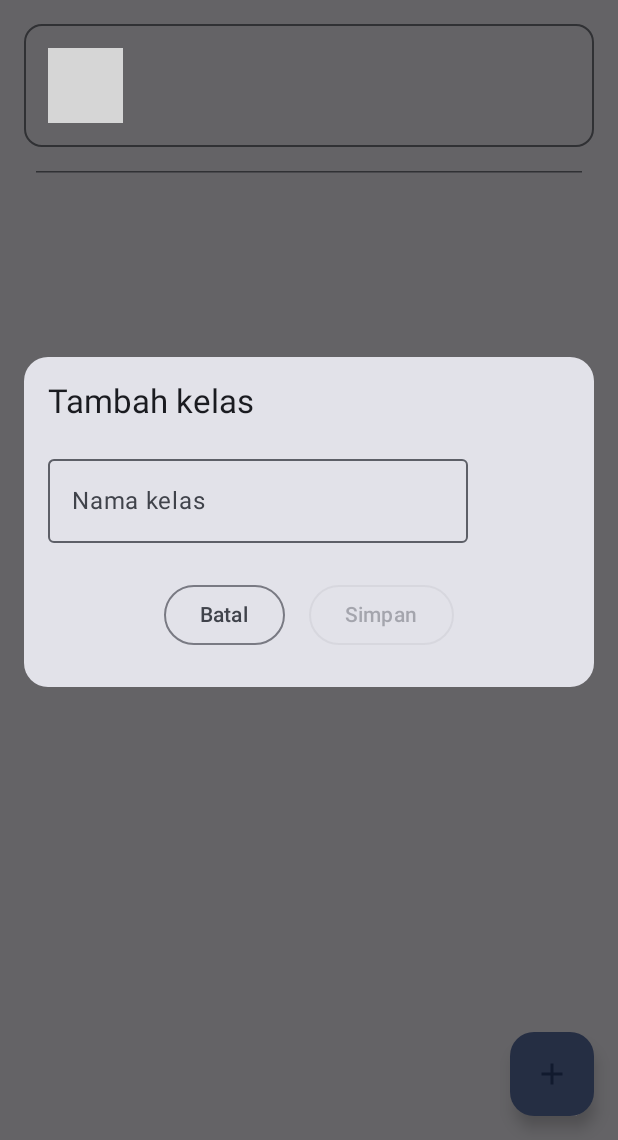
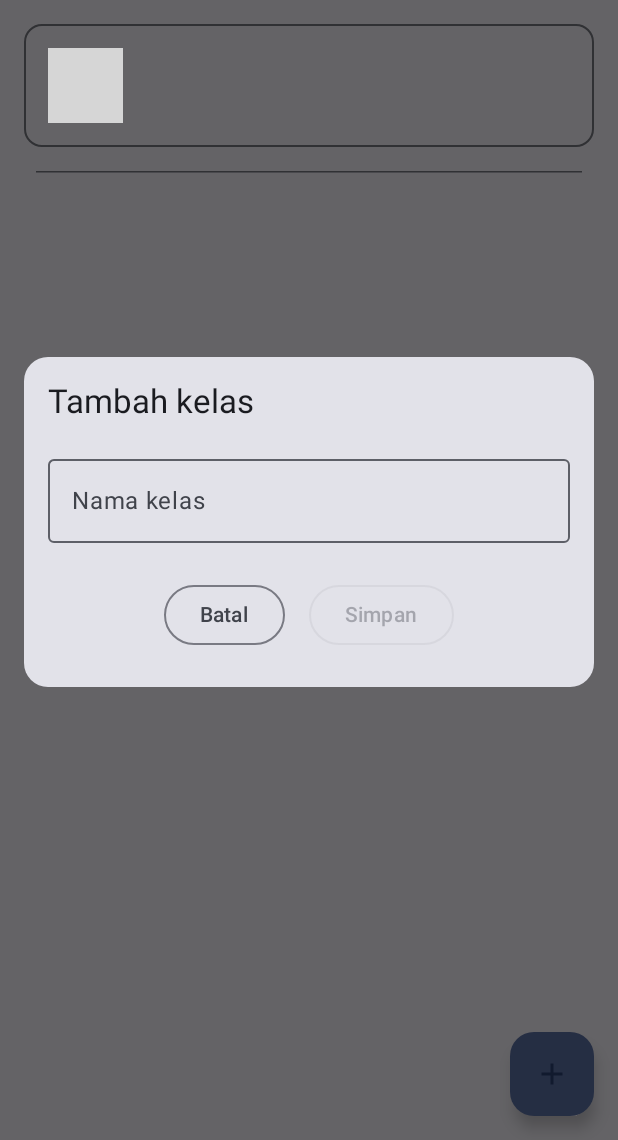
Before and after one commit to Abrrbam/mobpro2-abraham, an Android app built with Jetpack Compose: the MainScreen screen opened through its navigation route, after a tap on "Tambah kelas", on a phone screen of 412 x 824 dp, the part 96-1236 px from its top. Run offline under Robolectric (Android 15) with nearby library versions, the phone set to English and light mode, and no system bars; our stand-ins replace Firebase (no records; nobody signed in at launch, a user with empty details on screens opened directly); libraries missing offline, so code that uses them is left out: com.firebase.ui; grey boxes are pictures that could not be loaded.

Commit message:
Visual polish untuk tampilan tablet (not verified)

```diff
--- a/app/src/main/java/com/abraham0058/mobpro2/ui/screen/main/KelasDialog.kt
+++ b/app/src/main/java/com/abraham0058/mobpro2/ui/screen/main/KelasDialog.kt
@@ -54,7 +54,7 @@ fun KelasDialog(
                         capitalization = KeyboardCapitalization.Characters,
                         imeAction = ImeAction.Done
                     ),
-                    modifier = Modifier.padding(top = 16.dp)
+                    modifier = Modifier.fillMaxWidth().padding(top = 16.dp)
 
                 )
                 Row(
--- a/app/src/main/java/com/abraham0058/mobpro2/ui/screen/main/MainScreen.kt
+++ b/app/src/main/java/com/abraham0058/mobpro2/ui/screen/main/MainScreen.kt
@@ -1,30 +1,39 @@
 package com.abraham0058.mobpro2.ui.screen.main
 
 import androidx.compose.foundation.clickable
+import androidx.compose.foundation.layout.Box
 import androidx.compose.foundation.layout.PaddingValues
+import androidx.compose.foundation.layout.Row
 import androidx.compose.foundation.layout.fillMaxWidth
+import androidx.compose.foundation.layout.offset
 import androidx.compose.foundation.layout.padding
 import androidx.compose.foundation.lazy.LazyColumn
 import androidx.compose.foundation.lazy.itemsIndexed
 import androidx.compose.material3.Card
+import androidx.compose.material3.CardDefaults
+import androidx.compose.material3.FabPosition
 import androidx.compose.material3.FloatingActionButton
 import androidx.compose.material3.HorizontalDivider
 import androidx.compose.material3.Icon
 import androidx.compose.material3.MaterialTheme
 import androidx.compose.material3.Scaffold
 import androidx.compose.material3.Text
+import androidx.compose.material3.VerticalDivider
 import androidx.compose.runtime.Composable
 import androidx.compose.runtime.getValue
 import androidx.compose.runtime.mutableStateOf
 import androidx.compose.runtime.remember
 import androidx.compose.runtime.setValue
 import androidx.compose.ui.Modifier
+import androidx.compose.ui.platform.LocalConfiguration
 import androidx.compose.ui.res.painterResource
 import androidx.compose.ui.res.stringResource
+import androidx.compose.ui.unit.Dp
 import androidx.compose.ui.unit.dp
 import androidx.lifecycle.viewmodel.compose.viewModel
 import androidx.navigation.NavHostController
 import com.abraham0058.mobpro2.navigation.Screen
+import com.abraham0058.mobpro2.ui.screen.detail.DetailScreenContent
 import com.abraham0058.mobpro2s.R
 import com.abraham0058.mobpro2s.model.Kelas
 import com.abraham0058.mobpro2s.ui.AppBarWithLogout
@@ -40,33 +49,64 @@ fun MainScreen(
     val factory = ViewModelFactory(user.uid)
     val viewModel: MainViewModel = viewModel(factory = factory)
 
+    val configuration = LocalConfiguration.current
+    val isTwoPane = configuration.smallestScreenWidthDp >= 600
+
+    val uiState = if (isTwoPane)
+        MainUiState((-44).dp, FabPosition.Center)
+    else
+        MainUiState(0.dp, FabPosition.End)
+
+    var selectedId by remember { mutableStateOf<String?>(null) }
     var showDialog by remember { mutableStateOf(false) }
 
     Scaffold(
         topBar = { AppBarWithLogout(com.abraham0058.mobpro2.R.string.app_name) },
         floatingActionButton = {
-            FloatingActionButton(onClick = { showDialog = true }) {
+            FloatingActionButton(
+                onClick = { showDialog = true },
+                modifier = Modifier.offset(x = uiState.fabOffset)
+            ) {
                 Icon(
                     painter = painterResource(R.drawable.ic_add),
                     contentDescription = stringResource(com.abraham0058.mobpro2.R.string.tambah_kelas),
                     tint = MaterialTheme.colorScheme.primary
                 )
             }
-        }
+        },
+        floatingActionButtonPosition = uiState.fabPosition
     ) { innerPadding ->
+        Row(modifier = Modifier.padding(innerPadding)) {
             MainScreenContent(
                 user = user,
                 data = viewModel.data,
-            modifier = Modifier.padding(innerPadding)
+                selectedIndex = viewModel.dataId.indexOf(selectedId),
+                modifier = Modifier.weight(1f)
             ) {
+                if (isTwoPane) {
+                    selectedId = viewModel.dataId[it]
+                } else {
                     val route = Screen.Detail.withData(
                         viewModel.dataId[it],
                         viewModel.data[it].nama
                     )
                     navController.navigate(route)
                 }
+            }
+
+            if (isTwoPane) {
+                VerticalDivider(modifier = Modifier.padding(vertical = 16.dp))
+                if (selectedId == null) {
+                    Box(Modifier.weight(1f))
+                }
+
+                selectedId?.let {
+                    DetailScreenContent(it, Modifier.weight(1f))
+                }
+            }
+        }
         if (showDialog) {
-            KelasDialog(onDismissRequest = { showDialog = false}) {
+            KelasDialog(onDismissRequest = { showDialog = false }) {
                 //menambahkan nama kelas
                 viewModel.insert(it)
                 showDialog = false
@@ -80,6 +120,7 @@ fun MainScreen(
 fun MainScreenContent(
     user: FirebaseUser,
     data: List<Kelas>,
+    selectedIndex: Int,
     modifier: Modifier = Modifier,
     onKelasClick: (Int) -> Unit
 ) {
@@ -87,15 +128,21 @@ fun MainScreenContent(
         modifier = modifier,
         contentPadding = PaddingValues(bottom = 84.dp)
     ) {
-        item{
+        item {
             UserProfileCard(user = user, modifier = Modifier.padding(16.dp))
             HorizontalDivider(modifier = Modifier.padding(horizontal = 24.dp))
         }
         itemsIndexed(data) { index, kelas ->
+            val background = if (selectedIndex == index)
+                MaterialTheme.colorScheme.tertiaryContainer
+            else
+                MaterialTheme.colorScheme.surfaceVariant
             Card(
-                modifier = Modifier.fillMaxWidth()
+                colors = CardDefaults.cardColors(containerColor = background),
+                modifier = Modifier
+                    .fillMaxWidth()
                     .padding(start = 16.dp, top = 16.dp, end = 16.dp)
-                    .clickable { onKelasClick(index)}
+                    .clickable { onKelasClick(index) }
             ) {
                 Text(
                     text = kelas.nama,
@@ -105,6 +152,9 @@ fun MainScreenContent(
 
         }
     }
+}
 
-
-}
+class MainUiState(
+    val fabOffset: Dp,
+    val fabPosition: FabPosition
+)
```
Lines whose indentation alone changed are shown as unchanged.
